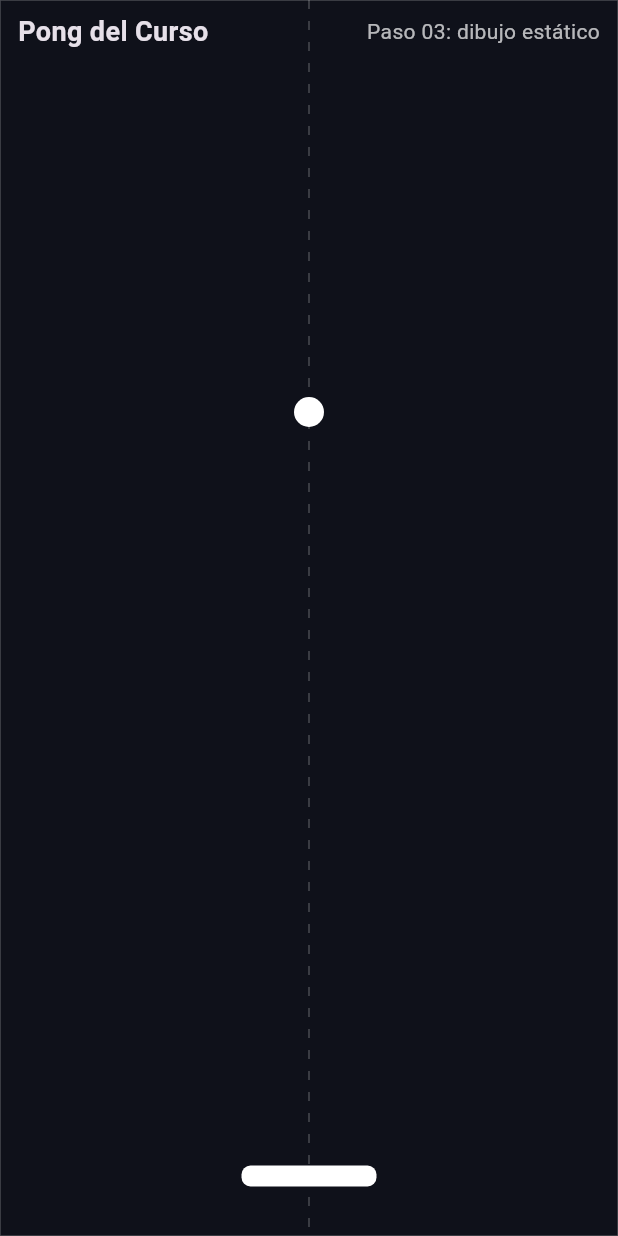
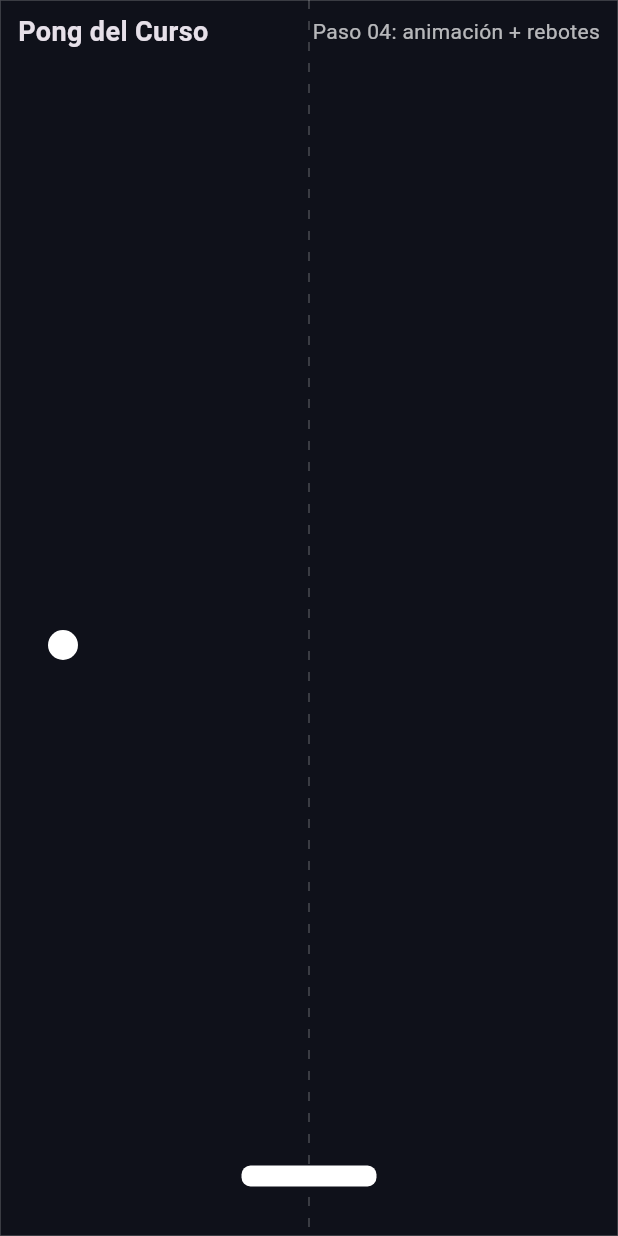
Before and after one commit to kike-0203/curso1, a Flutter app: the screen it shows after launch, on a phone screen of 412 x 824 dp. Run offline on Flutter 3.47's test engine with Material 3 defaults, Android fonts, the phone set to English and light mode, and no system bars.

Commit message:
Paso 04: animación con Ticker y rebotes en paredes

```diff
--- a/lib/main.dart
+++ b/lib/main.dart
@@ -1,5 +1,6 @@
 import 'dart:math';
 import 'package:flutter/material.dart';
+import 'package:flutter/scheduler.dart';
 
 void main() {
   WidgetsFlutterBinding.ensureInitialized();
@@ -32,22 +33,96 @@
   State<GamePage> createState() => _GamePageState();
 }
 
-class _GamePageState extends State<GamePage> {
-  final _ballRadius = 10.0;
-  final _paddleWidth = 90.0;
-  final _paddleHeight = 14.0;
+class _GamePageState extends State<GamePage> with SingleTickerProviderStateMixin {
+  // Parámetros de escena
+  final double _ballRadius = 10.0;
+  final double _paddleWidth = 90.0;
+  final double _paddleHeight = 14.0;
+
+  // Estado de animación
+  late final Ticker _ticker;
+  Duration _lastTick = Duration.zero;
+  Size _size = Size.zero;
+
+  // Estado de juego
+  late Offset _ball; // centro de la pelota
+  late Offset _vel;  // píxeles/segundo
+  late Rect _paddle; // paleta (fija en este paso)
+
+  @override
+  void initState() {
+    super.initState();
+    // Valores por defecto; se recalibran al conocer el size
+    _ball = const Offset(100, 100);
+    _vel  = const Offset(180, 240); // velocidad inicial (px/s)
+    _paddle = Rect.zero;
+
+    _ticker = createTicker(_onTick)..start();
+  }
+
+  @override
+  void dispose() {
+    _ticker.dispose();
+    super.dispose();
+  }
+
+  void _ensureLayout(Size size) {
+    if (_size == size) return;
+    _size = size;
+
+    // Centrar pelota y colocar paleta al fondo al conocer el tamaño
+    _ball = Offset(size.width / 2, size.height / 3);
+    _paddle = Rect.fromCenter(
+      center: Offset(size.width / 2, size.height - 40),
+      width: _paddleWidth,
+      height: _paddleHeight,
+    );
+  }
+
+  void _onTick(Duration now) {
+    if (_lastTick == Duration.zero) {
+      _lastTick = now;
+      return;
+    }
+    final dt = (now - _lastTick).inMicroseconds / 1e6; // segundos
+    _lastTick = now;
+
+    if (_size == Size.zero) return; // aún no conocemos el layout
+
+    // Integración: nueva posición = pos + v * dt
+    double x = _ball.dx + _vel.dx * dt;
+    double y = _ball.dy + _vel.dy * dt;
+
+    // Rebotes en paredes
+    // Izquierda / derecha
+    if (x - _ballRadius < 0) {
+      x = _ballRadius;
+      _vel = Offset(-_vel.dx, _vel.dy);
+    } else if (x + _ballRadius > _size.width) {
+      x = _size.width - _ballRadius;
+      _vel = Offset(-_vel.dx, _vel.dy);
+    }
+
+    // Techo / piso (por ahora la pelota rebota, en el siguiente paso el piso será “fallo” contra paleta)
+    if (y - _ballRadius < 0) {
+      y = _ballRadius;
+      _vel = Offset(_vel.dx, -_vel.dy);
+    } else if (y + _ballRadius > _size.height) {
+      y = _size.height - _ballRadius;
+      _vel = Offset(_vel.dx, -_vel.dy);
+    }
+
+    setState(() {
+      _ball = Offset(x, y);
+    });
+  }
 
   @override
   Widget build(BuildContext context) {
     return LayoutBuilder(
       builder: (_, constraints) {
         final size = Size(constraints.maxWidth, constraints.maxHeight);
-        final ballCenter = Offset(size.width / 2, size.height / 3);
-        final paddleRect = Rect.fromCenter(
-          center: Offset(size.width / 2, size.height - 40),
-          width: _paddleWidth,
-          height: _paddleHeight,
-        );
+        _ensureLayout(size);
 
         return Scaffold(
           body: SafeArea(
@@ -56,20 +131,22 @@
                 Positioned.fill(
                   child: CustomPaint(
                     painter: _GamePainter(
-                      ballCenter: ballCenter,
+                      ballCenter: _ball,
                       ballRadius: _ballRadius,
-                      paddleRect: paddleRect,
+                      paddleRect: _paddle,
                     ),
                   ),
                 ),
                 Positioned(
-                  top: 8, left: 12, right: 12,
+                  top: 8,
+                  left: 12,
+                  right: 12,
                   child: Row(
                     mainAxisAlignment: MainAxisAlignment.spaceBetween,
                     children: const [
                       Text("Pong del Curso",
                           style: TextStyle(fontWeight: FontWeight.w700, fontSize: 18)),
-                      Text("Paso 03: dibujo estático",
+                      Text("Paso 04: animación + rebotes",
                           style: TextStyle(fontSize: 14, color: Colors.white70)),
                     ],
                   ),
@@ -112,9 +189,11 @@
         end: Alignment.centerRight,
       ).createShader(Rect.fromLTWH(0, 0, paddleRect.width, paddleRect.height));
 
-    canvas.drawRect(Rect.fromLTWH(0, 0, size.width, size.height), paintLines);
+    // Borde del área
+    canvas.drawRect(Offset.zero & size, paintLines);
 
-    final dashWidth = 6.0, dashSpace = 8.0;
+    // Línea central punteada
+    const dashWidth = 6.0, dashSpace = 8.0;
     double y = 0;
     final cx = size.width / 2;
     while (y < size.height) {
@@ -122,8 +201,10 @@
       y += dashWidth + dashSpace;
     }
 
+    // Pelota
     canvas.drawCircle(ballCenter, ballRadius, paintBall);
 
+    // Paleta (aún estática en este paso)
     canvas.drawRRect(
       RRect.fromRectAndRadius(paddleRect, const Radius.circular(6)),
       paintPaddle,
```
